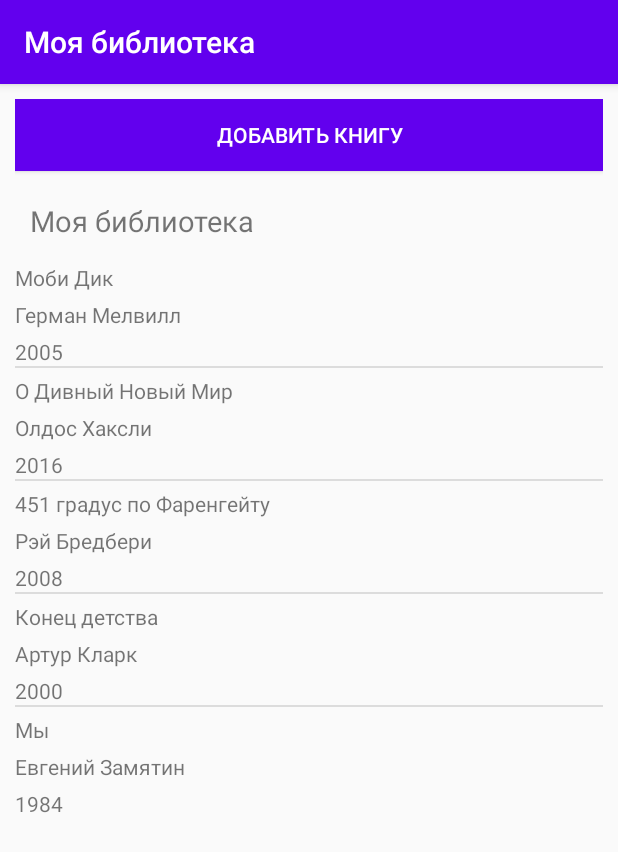
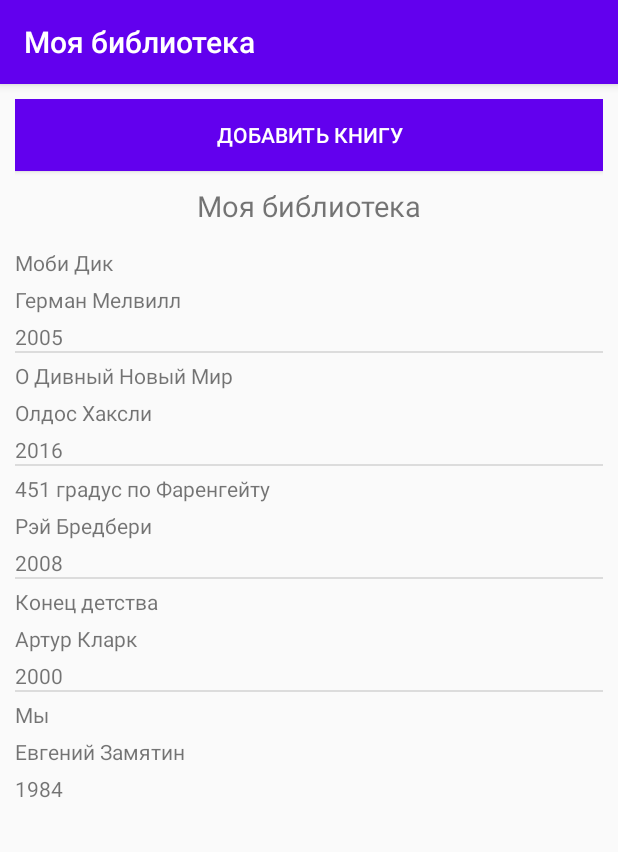
Before and after one commit to KonTiki22/ListBooks, an Android app: the screen it shows after launch (MainActivity), on a phone screen of 412 x 824 dp. Shown: the top 852 px of the screen. Run offline under Robolectric (Android 15) with nearby library versions, the phone set to English and light mode, and no system bars.

Commit message:
Corrected activity_main.xml layout

```diff
--- a/app/src/main/res/layout/activity_main.xml
+++ b/app/src/main/res/layout/activity_main.xml
@@ -3,9 +3,7 @@
     android:layout_width="match_parent"
     android:layout_height="match_parent"
     android:layout_margin="10dp"
-    android:orientation="vertical" >
-    ﻿
-    ﻿
+    android:orientation="vertical">
     <Button
         android:id="@+id/margin"
         android:layout_width="match_parent"
@@ -19,7 +17,8 @@
         android:id="@+id/hashSet"
         android:layout_width="match_parent"
         android:layout_height="wrap_content"
-        android:layout_margin="10dp"
+        android:gravity="center"
+        android:layout_marginBottom="10dp"
         android:textSize="19dp"
         android:text="@string/library" />
 
```
